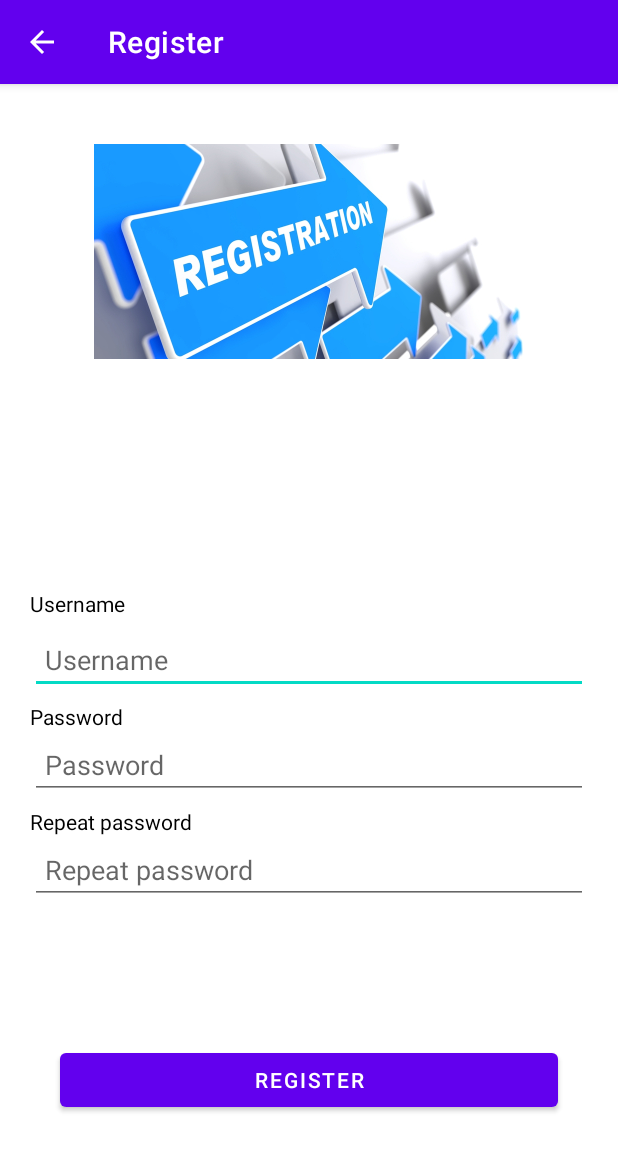
After one commit to 1221345/12345, an Android app: the RegisterActivity screen opened directly, with no data from a screen before it, on a phone screen of 412 x 824 dp. The commit adds this screen. Shown: the top 1151 px of the screen. Run offline under Robolectric (Android 15) with nearby library versions, the phone set to English and light mode, and no system bars.

Commit message:
Login and Register Screen - UI and Input Validation Implement

```diff
--- a/ParkingApp/app/build.gradle
+++ b/ParkingApp/app/build.gradle
@@ -26,6 +26,9 @@ android {
         sourceCompatibility JavaVersion.VERSION_1_8
         targetCompatibility JavaVersion.VERSION_1_8
     }
+    buildFeatures {
+        viewBinding = true
+    }
 }
 
 dependencies {
--- /dev/null
+++ b/ParkingApp/app/src/main/java/com/example/parkingapp/screen/register/RegisterActivity.java
@@ -0,0 +1,76 @@
+package com.example.parkingapp.screen.register;
+
+import android.os.Bundle;
+import android.view.MenuItem;
+import android.widget.Toast;
+
+import androidx.appcompat.app.AppCompatActivity;
+import androidx.core.app.NavUtils;
+
+import com.example.parkingapp.databinding.ActivityRegisterBinding;
+
+public class RegisterActivity extends AppCompatActivity {
+
+    private ActivityRegisterBinding binding;
+    private String username = "";
+    private String password = "";
+    private String repeatPassword = "";
+
+    @Override
+    protected void onCreate(Bundle savedInstanceState) {
+        super.onCreate(savedInstanceState);
+        initBinding();
+        if (getSupportActionBar() != null) {
+            getSupportActionBar().setTitle("Register");
+            getSupportActionBar().setDisplayHomeAsUpEnabled(true);
+        }
+        initRegisterButton();
+    }
+
+    @Override
+    public boolean onOptionsItemSelected(MenuItem item) {
+        if (item.getItemId() == android.R.id.home) {
+            if (getParentActivityIntent() == null) {
+                onBackPressed();
+            } else {
+                NavUtils.navigateUpFromSameTask(this);
+            }
+            return true;
+        }
+        return super.onOptionsItemSelected(item);
+    }
+
+    private void initBinding() {
+        binding = ActivityRegisterBinding.inflate(getLayoutInflater());
+        setContentView(binding.getRoot());
+    }
+
+    private void initRegisterButton() {
+        binding.registerButton.setOnClickListener(v -> checkInputFields());
+    }
+
+    private void checkInputFields() {
+        getUserInput();
+        if (!username.isEmpty() && !password.isEmpty() && !repeatPassword.isEmpty()) {
+            if (isPasswordMatch()) {
+                //TODO add User in to DB
+                // If success get back to login
+                Toast.makeText(this, "Register success", Toast.LENGTH_SHORT).show();
+            } else {
+                Toast.makeText(this, "Password not match, try again", Toast.LENGTH_SHORT).show();
+            }
+        } else {
+            Toast.makeText(this, "All input fields must be filled", Toast.LENGTH_SHORT).show();
+        }
+    }
+
+    private void getUserInput() {
+        username = binding.usernameInput.getText().toString();
+        password = binding.passwordInput.getText().toString();
+        repeatPassword = binding.repeatPasswordInput.getText().toString();
+    }
+
+    private boolean isPasswordMatch() {
+        return binding.passwordInput.getText().toString().equals(binding.repeatPasswordInput.getText().toString());
+    }
+}
--- /dev/null
+++ b/ParkingApp/app/src/main/res/layout/activity_register.xml
@@ -0,0 +1,110 @@
+<?xml version="1.0" encoding="utf-8"?>
+<androidx.constraintlayout.widget.ConstraintLayout xmlns:android="http://schemas.android.com/apk/res/android"
+    xmlns:app="http://schemas.android.com/apk/res-auto"
+    xmlns:tools="http://schemas.android.com/tools"
+    android:layout_width="match_parent"
+    android:layout_height="match_parent"
+    tools:context=".screen.register.RegisterActivity">
+
+    <ImageView
+        android:id="@+id/loginLogo"
+        android:layout_width="match_parent"
+        android:layout_height="wrap_content"
+        android:layout_marginTop="40dp"
+        android:contentDescription="@null"
+        android:src="@drawable/register"
+        app:layout_constraintEnd_toEndOf="parent"
+        app:layout_constraintStart_toStartOf="parent"
+        app:layout_constraintTop_toTopOf="parent" />
+
+    <TextView
+        android:id="@+id/usernameText"
+        android:layout_width="0dip"
+        android:layout_height="wrap_content"
+        android:layout_marginBottom="5dp"
+        android:text="@string/username"
+        android:textColor="@color/black"
+        app:layout_constraintBottom_toTopOf="@id/usernameInput"
+        app:layout_constraintEnd_toEndOf="@id/usernameInput"
+        app:layout_constraintStart_toStartOf="@id/usernameInput" />
+
+    <EditText
+        android:id="@+id/usernameInput"
+        android:layout_width="match_parent"
+        android:layout_height="wrap_content"
+        android:layout_marginStart="20dp"
+        android:layout_marginEnd="20dp"
+        android:hint="@string/username"
+        android:inputType="text"
+        android:paddingStart="10dp"
+        android:paddingEnd="10dp"
+        app:layout_constraintBottom_toBottomOf="parent"
+        app:layout_constraintEnd_toEndOf="parent"
+        app:layout_constraintStart_toStartOf="parent"
+        app:layout_constraintTop_toTopOf="parent" />
+
+    <TextView
+        android:id="@+id/passwordText"
+        android:layout_width="0dip"
+        android:layout_height="wrap_content"
+        android:layout_marginTop="5dp"
+        android:layout_marginBottom="5dp"
+        android:text="@string/password"
+        android:textColor="@color/black"
+        app:layout_constraintEnd_toEndOf="@id/usernameInput"
+        app:layout_constraintStart_toStartOf="@id/usernameInput"
+        app:layout_constraintTop_toBottomOf="@id/usernameInput" />
+
+    <EditText
+        android:id="@+id/passwordInput"
+        android:layout_width="match_parent"
+        android:layout_height="wrap_content"
+        android:layout_marginStart="20dp"
+        android:layout_marginEnd="20dp"
+        android:hint="@string/password"
+        android:inputType="textPassword"
+        android:paddingStart="10dp"
+        android:paddingEnd="10dp"
+        app:layout_constraintEnd_toEndOf="@id/passwordText"
+        app:layout_constraintStart_toStartOf="@id/passwordText"
+        app:layout_constraintTop_toBottomOf="@id/passwordText" />
+
+    <TextView
+        android:id="@+id/repeatPasswordText"
+        android:layout_width="0dip"
+        android:layout_height="wrap_content"
+        android:layout_marginTop="5dp"
+        android:layout_marginBottom="5dp"
+        android:text="@string/repeat_password"
+        android:textColor="@color/black"
+        app:layout_constraintEnd_toEndOf="@id/passwordInput"
+        app:layout_constraintStart_toStartOf="@id/passwordInput"
+        app:layout_constraintTop_toBottomOf="@id/passwordInput" />
+
+    <EditText
+        android:id="@+id/repeatPasswordInput"
+        android:layout_width="match_parent"
+        android:layout_height="wrap_content"
+        android:layout_marginStart="20dp"
+        android:layout_marginEnd="20dp"
+        android:hint="@string/repeat_password"
+        android:inputType="textPassword"
+        android:paddingStart="10dp"
+        android:paddingEnd="10dp"
+        app:layout_constraintEnd_toEndOf="@id/repeatPasswordText"
+        app:layout_constraintStart_toStartOf="@id/repeatPasswordText"
+        app:layout_constraintTop_toBottomOf="@id/repeatPasswordText" />
+
+    <Button
+        android:id="@+id/registerButton"
+        android:layout_width="match_parent"
+        android:layout_height="wrap_content"
+        android:layout_marginStart="40dp"
+        android:layout_marginEnd="40dp"
+        android:layout_marginBottom="80dp"
+        android:text="@string/register"
+        app:layout_constraintBottom_toBottomOf="parent"
+        app:layout_constraintEnd_toEndOf="parent"
+        app:layout_constraintStart_toStartOf="parent" />
+
+</androidx.constraintlayout.widget.ConstraintLayout>
--- a/ParkingApp/app/src/main/res/values/strings.xml
+++ b/ParkingApp/app/src/main/res/values/strings.xml
@@ -1,3 +1,9 @@
 <resources>
     <string name="app_name">ParkingApp</string>
+    <string name="username">Username</string>
+    <string name="password">Password</string>
+    <string name="not_registered">Not registered? Click here</string>
+    <string name="login">Login</string>
+    <string name="repeat_password">Repeat password</string>
+    <string name="register">Register</string>
 </resources>
--- a/ParkingApp/app/src/main/res/values/themes.xml
+++ b/ParkingApp/app/src/main/res/values/themes.xml
@@ -19,4 +19,10 @@
         <item name="android:windowBackground">@drawable/launch_screen</item>
         <item name="android:colorBackground">@color/white</item>
     </style>
+
+    <!-- Action Bar Theme -->
+    <style name="Theme.ParkingApp.NoActionBar">
+        <item name="windowActionBar">false</item>
+        <item name="windowNoTitle">true</item>
+    </style>
 </resources>
```
Also changed, not shown: ParkingApp/app/src/main/AndroidManifest.xml (+6 -2 lines), ParkingApp/app/src/main/java/com/example/parkingapp/screen/login/LoginActivity.java (+37 -4 lines), ParkingApp/app/src/main/java/com/example/parkingapp/screen/splash/SplashActivity.java (+5 -8 lines), ParkingApp/app/src/main/res/layout/activity_login.xml (+78 -0 lines), ParkingApp/app/src/main/res/drawable-xxhdpi/register.png (added).
